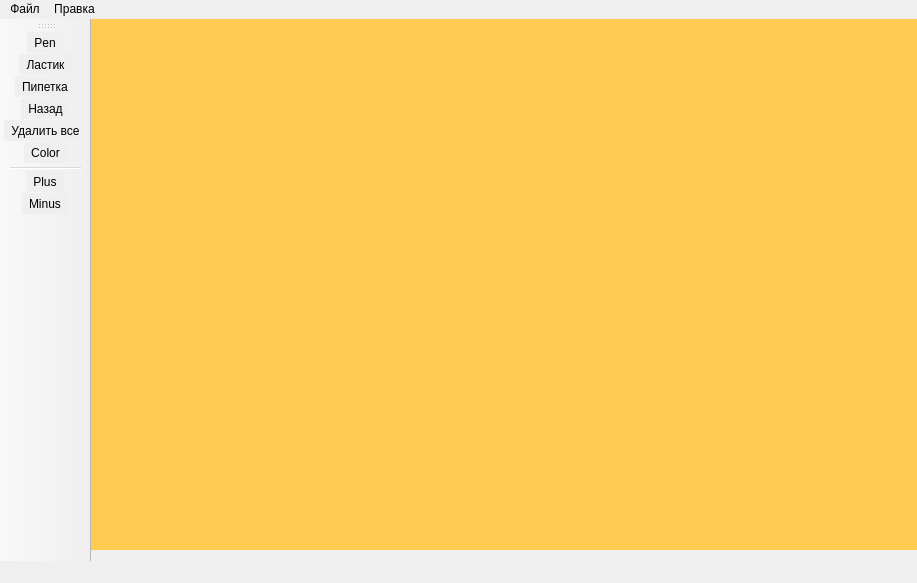
Above: paint_ui.ui from teplov-andrew/mc-paint before the change. Below: the same form after it.
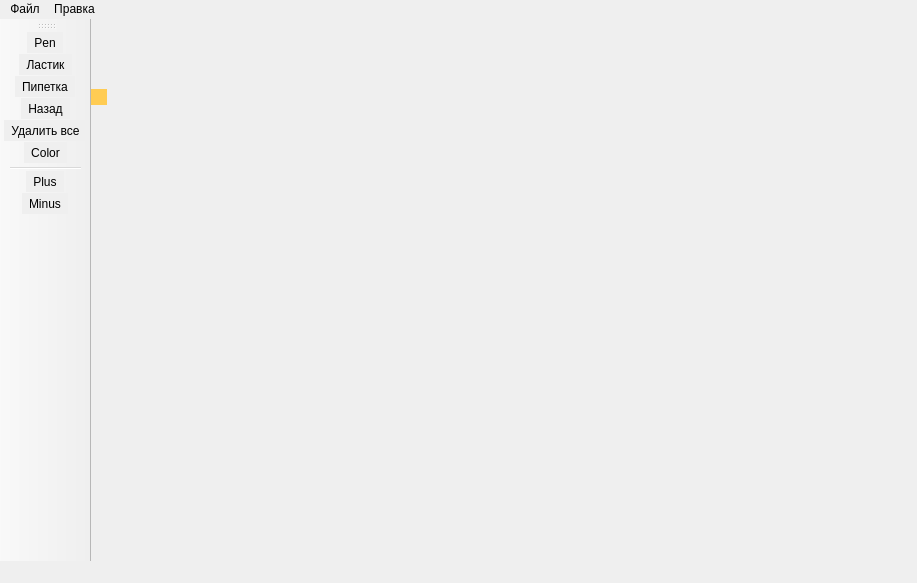
That is the form after the change. Icons and pictures are not drawn.

```diff
--- a/paint_ui.ui
+++ b/paint_ui.ui
@@ -21,12 +21,15 @@
   </property>
   <widget class="QWidget" name="centralwidget">
    <widget class="QLabel" name="picture">
+    <property name="enabled">
+     <bool>false</bool>
+    </property>
     <property name="geometry">
      <rect>
       <x>0</x>
-      <y>0</y>
-      <width>881</width>
-      <height>531</height>
+      <y>70</y>
+      <width>16</width>
+      <height>16</height>
      </rect>
     </property>
     <property name="sizePolicy">
@@ -51,6 +54,21 @@
      <set>Qt::AlignLeading|Qt::AlignLeft|Qt::AlignTop</set>
     </property>
    </widget>
+   <widget class="QWidget" name="gridLayoutWidget">
+    <property name="geometry">
+     <rect>
+      <x>0</x>
+      <y>0</y>
+      <width>2</width>
+      <height>2</height>
+     </rect>
+    </property>
+    <layout class="QGridLayout" name="grid">
+     <property name="spacing">
+      <number>1</number>
+     </property>
+    </layout>
+   </widget>
   </widget>
   <widget class="QMenuBar" name="menubar">
    <property name="geometry">
```
